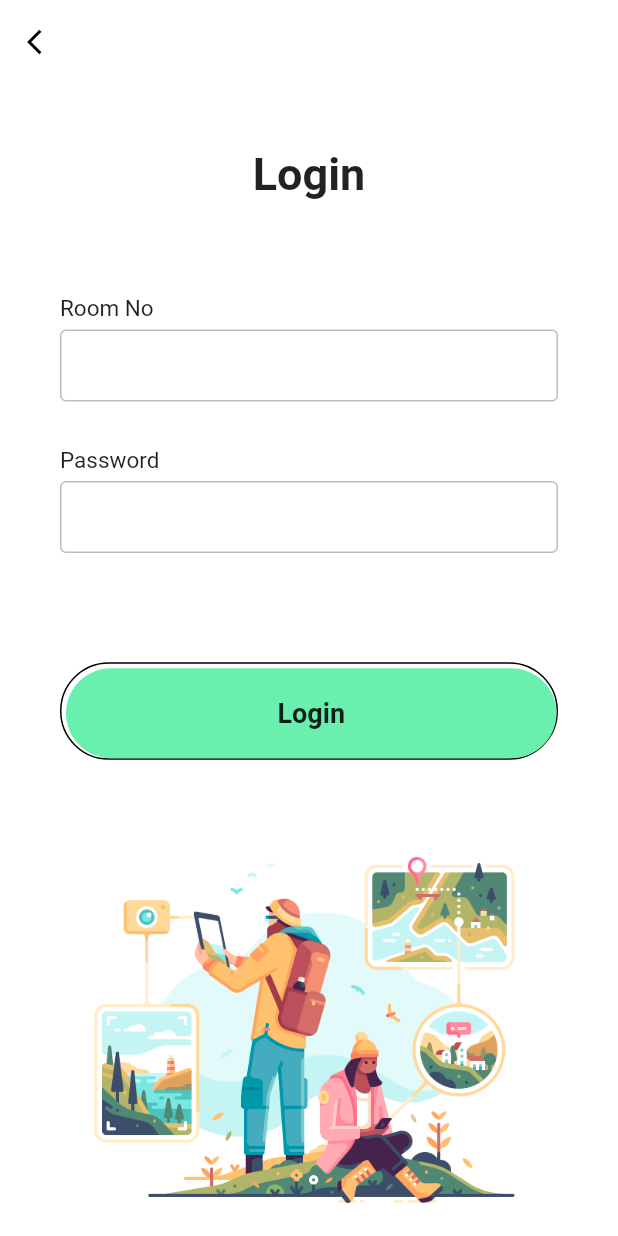
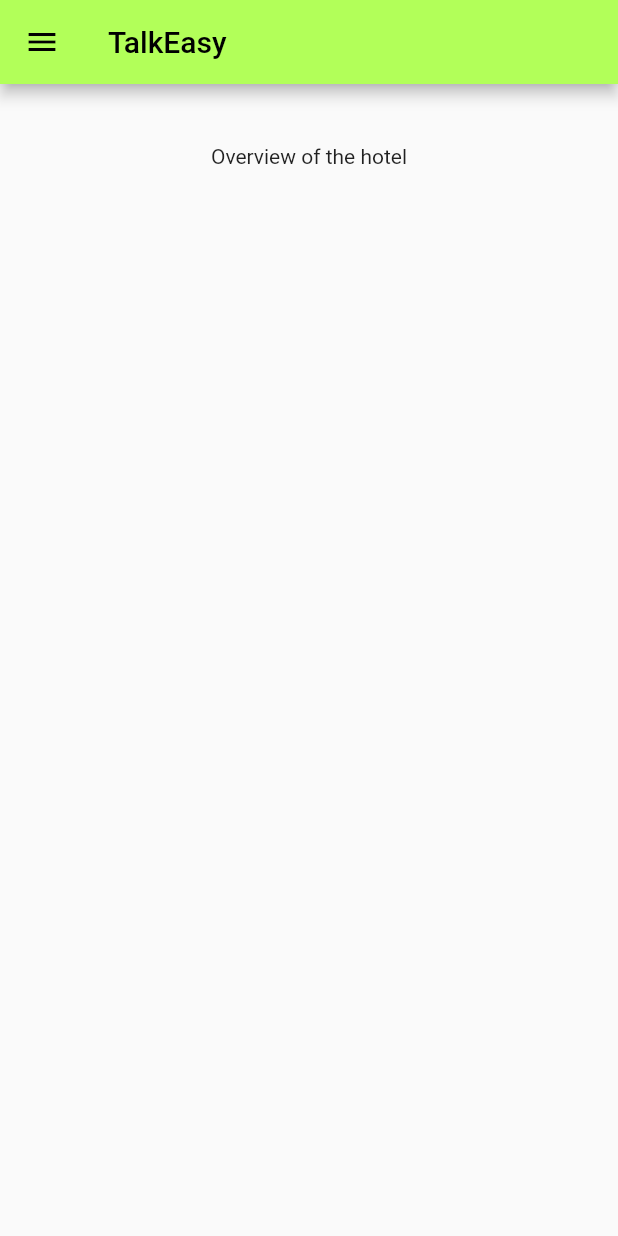
Before and after one commit to vedanti06/TalkEasy, a Flutter app: the LoginPage screen opened directly, after a tap on "Login", on a phone screen of 412 x 824 dp. Run offline on Flutter 3.47's test engine with Material 2 defaults, Android fonts, the phone set to English and light mode, and no system bars; our stand-ins replace google_fonts, simple_animations.

Commit message:
dashboard and department page added

```diff
--- /dev/null
+++ b/lib/dashboard.dart
@@ -0,0 +1,99 @@
+import 'package:flutter/cupertino.dart';
+import 'package:flutter/material.dart';
+import 'package:talkeasy_loginsignup/departments.dart';
+
+void main() {
+  runApp(MyApp());
+}
+
+class MyApp extends StatelessWidget {
+
+  @override
+  Widget build(BuildContext context) {
+    return MaterialApp(
+      debugShowCheckedModeBanner: false,
+    );
+  }
+}
+
+// class MyApp extends StatefulWidget {
+//   @override
+//   _State createState() => _State();
+// }
+
+// class _State extends State<MyApp> {
+//   @override
+//   Widget build(BuildContext context) {
+//     return Container();
+//   }
+// }
+
+class Dashboard extends StatelessWidget {
+  @override
+  Widget build(BuildContext context) {
+    return MaterialApp(
+        debugShowCheckedModeBanner: false,
+        home: Scaffold(
+          appBar: AppBar(
+            iconTheme: IconThemeData(color: Colors.black),
+            title: Text("TalkEasy",style: TextStyle(color: Colors.black)),
+            backgroundColor: Colors.lightGreenAccent,
+          ),
+          drawer: Drawer(
+            child: ListView(padding: EdgeInsets.all(8.0), children: [
+              UserAccountsDrawerHeader(
+                accountName: Text("Name"),
+              ),
+              ListTile(
+                leading: Icon(Icons.home,color: Colors.deepPurple,),
+                title: Text("Home",style: TextStyle(fontWeight: FontWeight.w700,),),
+                onTap: () {
+                  Navigator.push(
+                    context,
+                    MaterialPageRoute(builder: (context) => Dashboard()),
+                  );
+                },
+              ),
+              ListTile(
+                leading: Icon(Icons.person_search_sharp,color: Colors.deepPurple,),
+                title: Text("Departments",style: TextStyle(fontWeight: FontWeight.w700,),),
+                onTap: () {
+                  Navigator.push(
+                    context,
+                    MaterialPageRoute(builder: (context) => Departments()),
+                  );
+                },
+              ),
+              ListTile(
+                leading: Icon(Icons.gps_fixed,color: Colors.deepPurple,),
+                title: Text("Maps",style: TextStyle(fontWeight: FontWeight.w700,),),
+                onTap: () {},
+              ),
+              ListTile(
+                leading: Icon(Icons.rate_review,color: Colors.deepPurple,),
+                title: Text("Review",style: TextStyle(fontWeight: FontWeight.w700,),),
+                onTap: () {},
+              ),
+              ListTile(
+                leading: Icon(Icons.logout,color: Colors.deepPurple,),
+                title: Text("Logout",style: TextStyle(fontWeight: FontWeight.w700,),),
+                onTap: () {},
+              ),
+            ]),
+          ),
+          body:(
+              Column(
+                children: [
+                  Center(
+                      child: Container(
+                        margin: EdgeInsets.only(left:50, top: 40, right: 50),
+                        child: Text("Overview of the hotel",
+                            textAlign: TextAlign.center),
+                      )
+                  ),
+                ],
+              )
+          ),
+        ));
+  }
+}
--- a/lib/login.dart
+++ b/lib/login.dart
@@ -1,4 +1,5 @@
 import 'package:flutter/material.dart';
+import 'package:talkeasy_loginsignup/dashboard.dart';
 
 
 import 'animation/FadeAnimation.dart';
@@ -68,7 +69,9 @@ class LoginPage extends StatelessWidget {
                       child: MaterialButton(
                         minWidth: double.infinity,
                         height: 60,
-                        onPressed: () {},
+                        onPressed: () {
+                          Navigator.push(context, MaterialPageRoute(builder: (context) => Dashboard()));
+                        },
                         color: Colors.greenAccent,
                         elevation: 0,
                         shape: RoundedRectangleBorder(
--- a/lib/signup.dart
+++ b/lib/signup.dart
@@ -1,4 +1,5 @@
 import 'package:flutter/material.dart';
+import 'package:talkeasy_loginsignup/dashboard.dart';
 
 
 import 'animation/FadeAnimation.dart';
@@ -63,7 +64,9 @@ class SignupPage extends StatelessWidget {
                 child: MaterialButton(
                   minWidth: double.infinity,
                   height: 50,
-                  onPressed: () {},
+                  onPressed: () {
+                    Navigator.push(context, MaterialPageRoute(builder: (context) => Dashboard()));
+                  },
                   color: Colors.greenAccent,
                   elevation: 0,
                   shape: RoundedRectangleBorder(
```
Also changed, not shown: lib/departments.dart (added, +53 -0 lines), lib/dept.dart (added, +75 -0 lines), pubspec.yaml (+7 -0 lines), assets/gym.png (added), assets/housekeeping.png (added), assets/pool.png (added), assets/reception.png (added), assets/restaurant.png (added), assets/spa.png (added), pubspec.lock.
